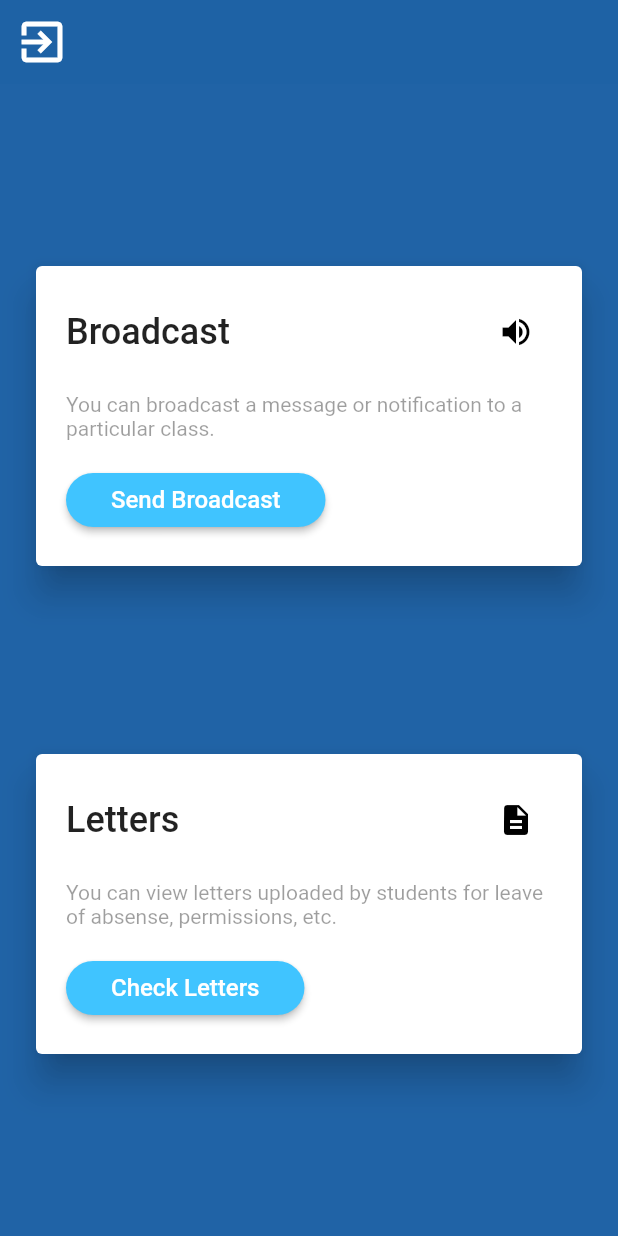
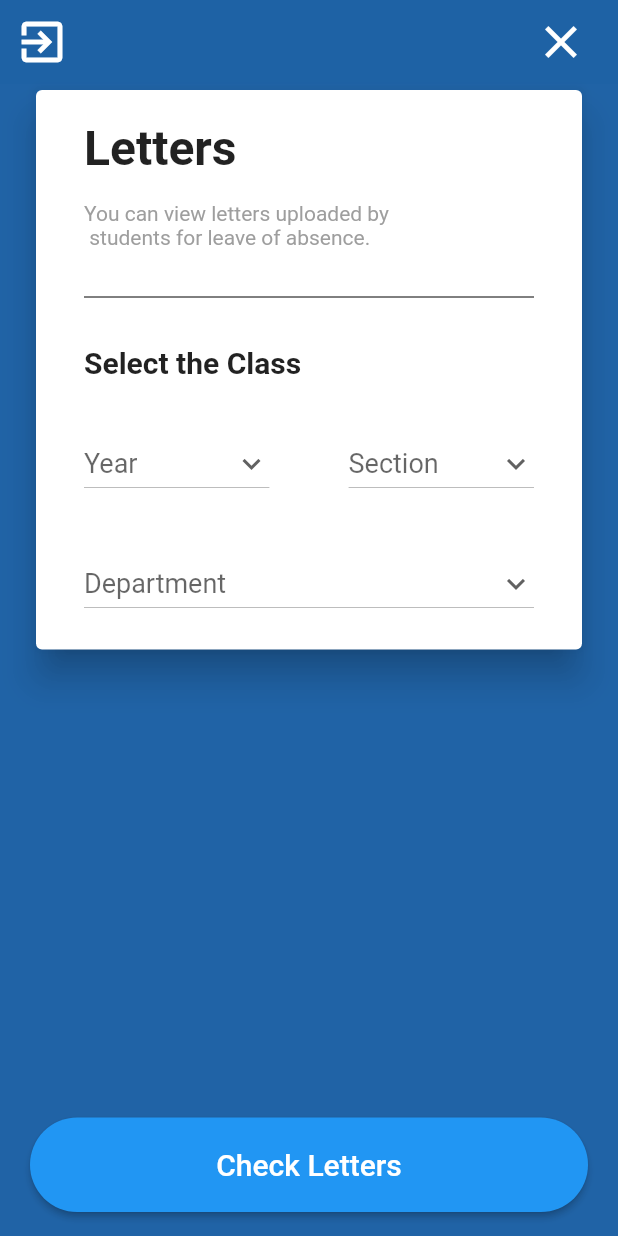
Before and after one commit to ekokratos/attendance-app, a Flutter app: the LecturerHome screen opened by its route, after a tap on "Check Letters", on a phone screen of 412 x 824 dp. Run offline on Flutter 3.47's test engine with Material 2 defaults, Android fonts, the phone set to English and light mode, and no system bars; our stand-ins replace percent_indicator.

Commit message:
Added Letter and LetterList pages

```diff
--- a/lib/UI/lecturer_homepage.dart
+++ b/lib/UI/lecturer_homepage.dart
@@ -113,7 +113,9 @@ class _LecturerHomeState extends State<LecturerHome> {
                             borderRadius: BorderRadius.circular(30),
                           ),
                           color: Colors.lightBlueAccent,
-                          onPressed: () {})
+                          onPressed: () {
+                            Navigator.pushNamed(context, '/letters');
+                          })
                     ],
                   ),
                 ),
--- /dev/null
+++ b/lib/UI/letters.dart
@@ -0,0 +1,176 @@
+import 'package:flutter/material.dart';
+
+class Letters extends StatefulWidget {
+  @override
+  _LettersState createState() => _LettersState();
+}
+
+class _LettersState extends State<Letters> {
+  String selectedYear;
+  String selectedSection;
+  String selectedDept;
+
+  @override
+  Widget build(BuildContext context) {
+    return SafeArea(
+      child: Scaffold(
+        appBar: AppBar(
+          actions: <Widget>[
+            Padding(
+              padding: const EdgeInsets.only(right: 16.0),
+              child: IconButton(
+                icon: Icon(Icons.close, size: 36),
+                onPressed: () {
+                  Navigator.pop(context);
+                },
+              ),
+            )
+          ],
+          backgroundColor: Color(0x0E004D99),
+          brightness: Brightness.dark,
+          elevation: 0,
+          leading: IconButton(
+              icon: Icon(Icons.exit_to_app),
+              iconSize: 36,
+              onPressed: () {
+                Navigator.of(context).pushNamedAndRemoveUntil(
+                    '/lecturerLogin', (Route<dynamic> route) => false);
+              }),
+        ),
+        backgroundColor: Color(0xDF004D99),
+        body: Padding(
+          padding: const EdgeInsets.symmetric(horizontal: 20),
+          child: Column(
+            crossAxisAlignment: CrossAxisAlignment.stretch,
+            mainAxisAlignment: MainAxisAlignment.spaceBetween,
+            children: <Widget>[
+              Card(
+                elevation: 10,
+                child: Padding(
+                  padding: const EdgeInsets.symmetric(
+                      horizontal: 32.0, vertical: 20),
+                  child: Column(
+                    crossAxisAlignment: CrossAxisAlignment.start,
+                    children: <Widget>[
+                      Text(
+                        'Letters',
+                        style: TextStyle(
+                          fontWeight: FontWeight.bold,
+                          fontSize: 32,
+                        ),
+                      ),
+                      Padding(
+                        padding: const EdgeInsets.only(top: 16.0),
+                        child: Text(
+                          'You can view letters uploaded by\n students for leave of absence.',
+                          style: TextStyle(color: Colors.grey),
+                        ),
+                      ),
+                      Divider(
+                        height: 64,
+                        color: Colors.black,
+                      ),
+                      Text(
+                        'Select the Class',
+                        style: TextStyle(
+                            fontSize: 20, fontWeight: FontWeight.w600),
+                      ),
+                      Padding(
+                        padding: const EdgeInsets.symmetric(vertical: 32.0),
+                        child: Row(
+                          mainAxisAlignment: MainAxisAlignment.spaceBetween,
+                          children: <Widget>[
+                            Container(
+                              width: MediaQuery.of(context).size.width * 0.3,
+                              child: DropDownButton(
+                                  hintText: 'Year',
+                                  updatedValue: selectedYear,
+                                  dropdownValues: ['1', '2', '3', '4'],
+                                  onChanged: (String newValue) {
+                                    setState(() {
+                                      selectedYear = newValue;
+                                    });
+                                  }),
+                            ),
+                            Container(
+                              width: MediaQuery.of(context).size.width * 0.3,
+                              child: DropDownButton(
+                                  hintText: 'Section',
+                                  updatedValue: selectedSection,
+                                  dropdownValues: ['A', 'B', 'C'],
+                                  onChanged: (String newValue) {
+                                    setState(() {
+                                      selectedSection = newValue;
+                                    });
+                                  }),
+                            )
+                          ],
+                        ),
+                      ),
+                      DropDownButton(
+                          hintText: 'Department',
+                          updatedValue: selectedDept,
+                          dropdownValues: ['CSE', 'ISE', 'CV', 'ME', 'EC'],
+                          onChanged: (String newValue) {
+                            setState(() {
+                              selectedDept = newValue;
+                            });
+                          }),
+                    ],
+                  ),
+                ),
+              ),
+              Padding(
+                padding: const EdgeInsets.only(bottom: 16.0),
+                child: RaisedButton(
+                  padding: EdgeInsets.symmetric(vertical: 20),
+                  color: Colors.blue,
+                  child: Text(
+                    'Check Letters',
+                    style: TextStyle(color: Colors.white, fontSize: 20),
+                  ),
+                  onPressed: () {
+                    Navigator.pushNamed(context, '/letters_list');
+                  },
+                  shape: RoundedRectangleBorder(
+                    borderRadius: BorderRadius.circular(50.0),
+                  ),
+                ),
+              ),
+            ],
+          ),
+        ),
+      ),
+    );
+  }
+}
+
+class DropDownButton extends StatelessWidget {
+  final String hintText;
+  final String updatedValue;
+  final Function onChanged;
+  final List<String> dropdownValues;
+
+  DropDownButton(
+      {this.hintText, this.updatedValue, this.onChanged, this.dropdownValues});
+
+  @override
+  Widget build(BuildContext context) {
+    return DropdownButton<String>(
+      isExpanded: true,
+      hint: Text(
+        hintText,
+        style: TextStyle(fontSize: 18),
+      ),
+      value: updatedValue,
+      icon: Icon(Icons.keyboard_arrow_down),
+      onChanged: onChanged,
+      items: dropdownValues.map<DropdownMenuItem<String>>((String value) {
+        return DropdownMenuItem<String>(
+          value: value,
+          child: Text(value),
+        );
+      }).toList(),
+    );
+  }
+}
--- a/lib/main.dart
+++ b/lib/main.dart
@@ -4,6 +4,8 @@ import 'UI/student_login.dart';
 import 'UI/home_page.dart';
 import 'package:attendance_app/UI/lecturer_login.dart';
 import 'package:attendance_app/UI/lecturer_homepage.dart';
+import 'UI/letters.dart';
+import 'UI/letter_list.dart';
 
 void main() => runApp(MyApp());
 
@@ -12,13 +14,15 @@ class MyApp extends StatelessWidget {
   @override
   Widget build(BuildContext context) {
     return MaterialApp(
-      initialRoute: '/lecturerLogin',
+      initialRoute: '/',
       routes: {
         '/': (context) => WelcomePage(),
         '/studentLogin': (context) => StudentLogin(),
         '/lecturerLogin': (context) => LecturerLogin(),
         '/home': (context) => HomePage(),
         '/lecturerHome': (context) => LecturerHome(),
+        '/letters': (context) => Letters(),
+        '/letters_list': (context) => LetterList()
       },
     );
   }
--- a/pubspec.yaml
+++ b/pubspec.yaml
@@ -25,6 +25,8 @@ dependencies:
   cupertino_icons: ^0.1.2
 
   percent_indicator: "^2.1.1"
+
+  url_launcher: ^5.1.1
 
 dev_dependencies:
   flutter_test:
```
Also changed, not shown: lib/UI/home_page.dart (+3 -9 lines), lib/UI/letter_list.dart (added, +84 -0 lines), lib/UI/sections.dart (+12 -1 lines), lib/UI/widgets.dart (+69 -2 lines), pubspec.lock, 1 other file.
